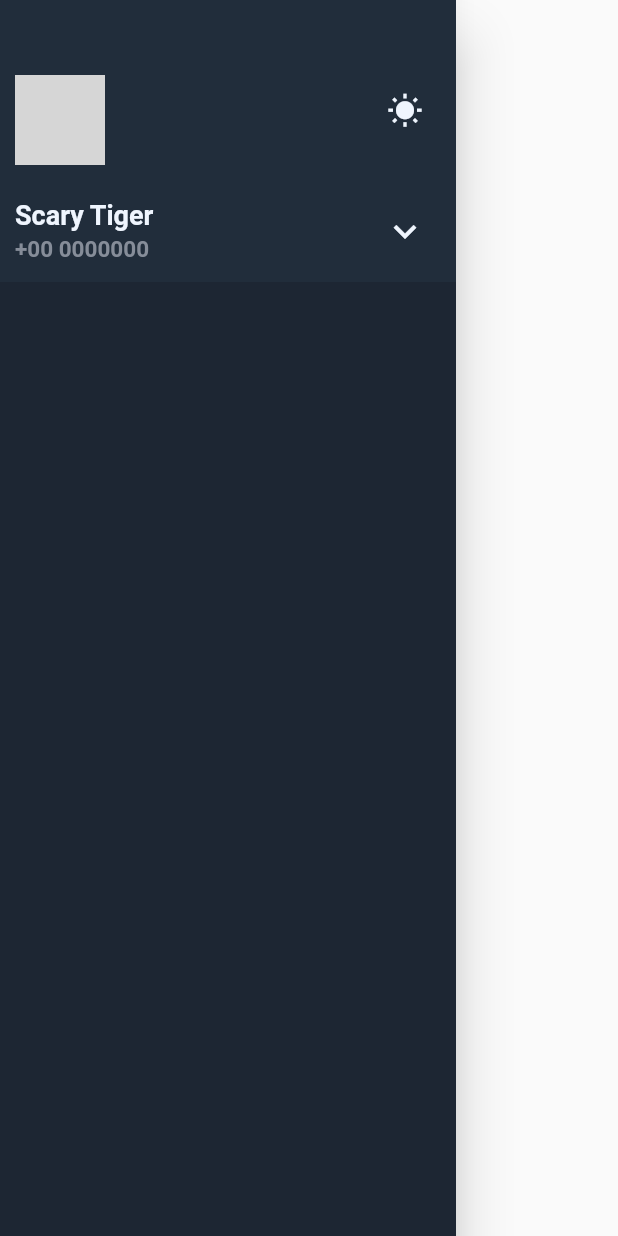
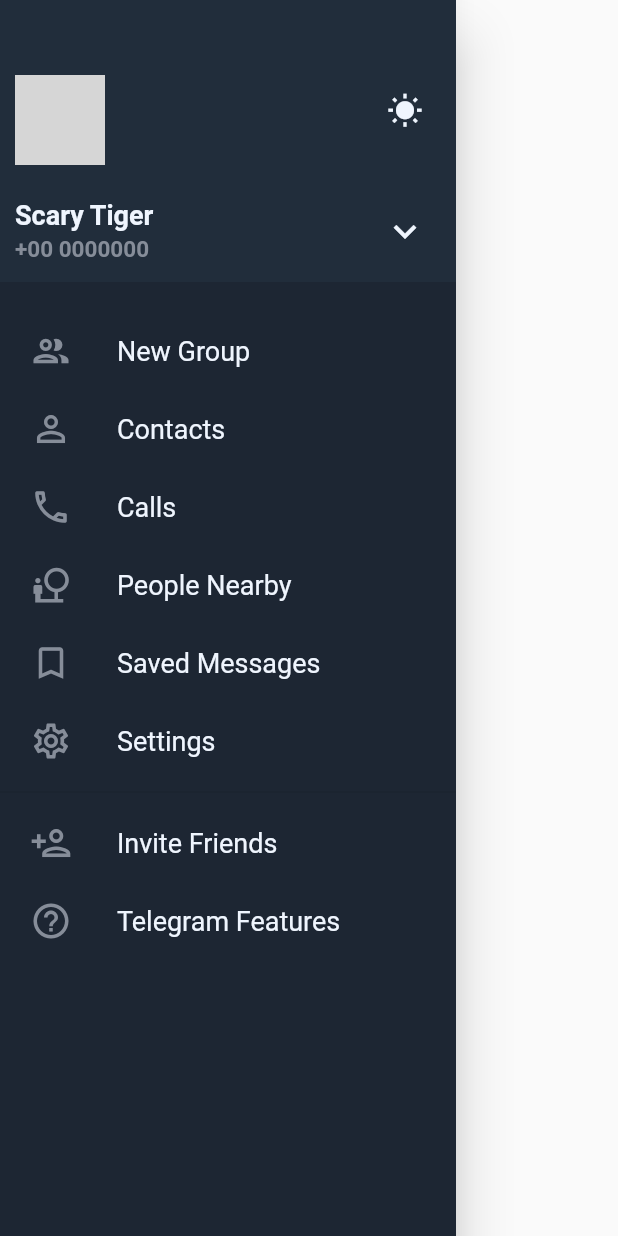
Before and after one commit to octoi/telegram-clone, a Flutter app: the CustomDrawer widget shown alone on an empty page, opened directly, on a phone screen of 412 x 824 dp. Run offline on Flutter 3.47's test engine with Material 2 defaults, Android fonts, the phone set to English and light mode, and no system bars; network calls fail; grey boxes are pictures that could not be loaded.

Commit message:
used drawer tiles and created elements

```diff
--- a/lib/widgets/drawer.dart
+++ b/lib/widgets/drawer.dart
@@ -2,6 +2,7 @@ import 'package:flutter/material.dart';
 import 'package:telegram/utils/constants.dart';
 import 'package:telegram/utils/data.dart';
 import 'package:telegram/widgets/drawer_header.dart';
+import 'package:telegram/widgets/drawer_tile.dart';
 
 class CustomDrawer extends StatelessWidget {
   const CustomDrawer({Key? key}) : super(key: key);
@@ -19,6 +20,38 @@ class CustomDrawer extends StatelessWidget {
             crossAxisAlignment: CrossAxisAlignment.start,
             children: [
               CustomDrawerHeader(),
+              SizedBox(height: 20.0),
+              DrawerTile(
+                title: "New Group",
+                icon: Icons.people_outline_outlined,
+              ),
+              DrawerTile(
+                title: "Contacts",
+                icon: Icons.person_outline,
+              ),
+              DrawerTile(
+                title: "Calls",
+                icon: Icons.call_outlined,
+              ),
+              DrawerTile(
+                title: "People Nearby",
+                icon: Icons.nature_people_outlined,
+              ),
+              DrawerTile(
+                title: "Saved Messages",
+                icon: Icons.bookmark_outline,
+              ),
+              DrawerTile(
+                title: "Settings",
+                icon: Icons.settings_outlined,
+              ),
+              Divider(),
+              DrawerTile(
+                  title: "Invite Friends", icon: Icons.person_add_outlined),
+              DrawerTile(
+                title: "Telegram Features",
+                icon: Icons.help_outline,
+              ),
             ],
           ),
         ),
```
